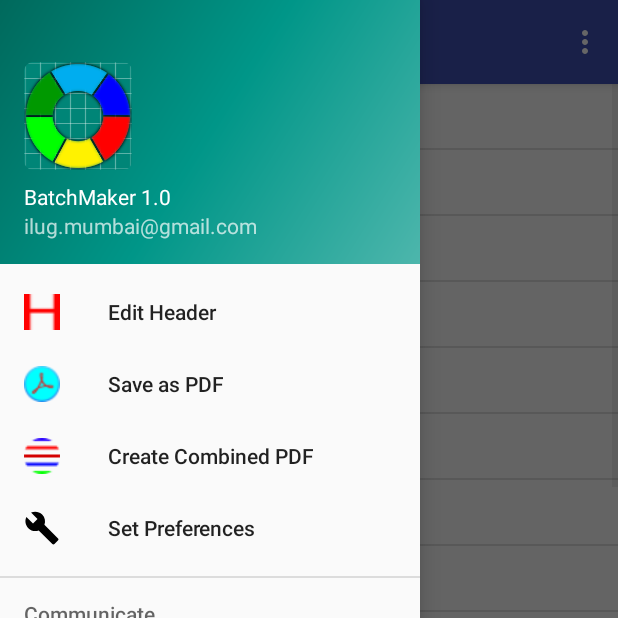
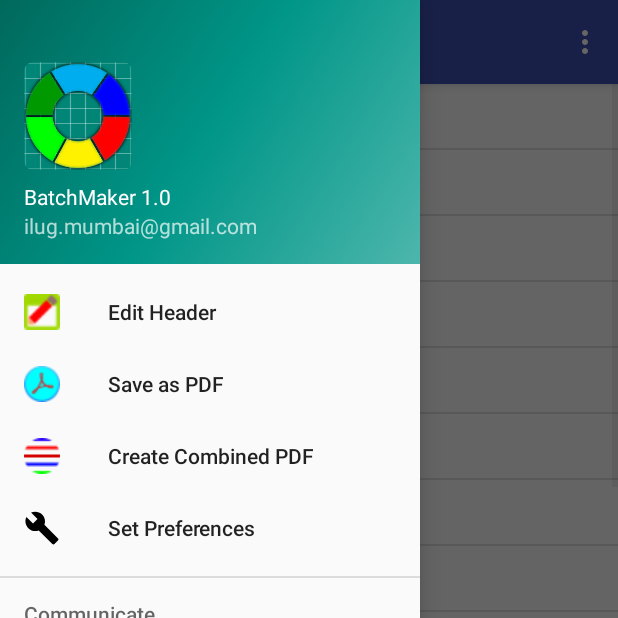
Before and after one commit to milindoka/BatchMaker, an Android app: the screen it shows after launch (MainActivity), with the side drawer open, on a phone screen of 412 x 824 dp, the top half of it. Run offline under Robolectric (Android 15) with nearby library versions, the phone set to English and light mode, and no system bars; libraries missing offline, so code that uses them is left out: com.itextpdf.text.

Commit message:
change dheader logo

```diff
--- a/app/src/main/res/menu/activity_main_drawer.xml
+++ b/app/src/main/res/menu/activity_main_drawer.xml
@@ -6,7 +6,7 @@
     <group android:checkableBehavior="single">
         <item
             android:id="@+id/nav_edit_header"
-            android:icon="@drawable/ic_header"
+            android:icon="@drawable/ic_header_edit"
             android:title="Edit Header" />
         <item
             android:id="@+id/nav_save_pdf"
```
Also changed, not shown: app/src/main/res/drawable/ic_header_edit.png (added).
